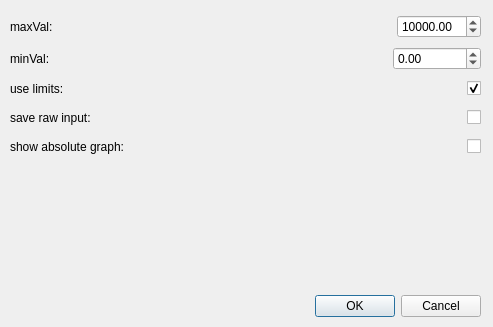
Before: the Qt Designer form app/generalsettings.ui in Tilagiho/eNoseAnnotator, drawn with Qt 5.
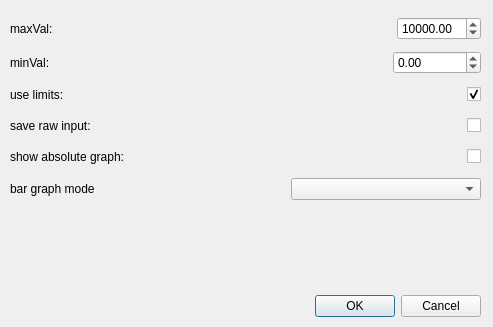
After: the same form once the commit is applied.

Commit message: Added BarGraphMode to general settings

```diff
--- a/app/generalsettings.ui
+++ b/app/generalsettings.ui
@@ -35,7 +35,7 @@
      <x>10</x>
      <y>12</y>
      <width>471</width>
-     <height>148</height>
+     <height>199</height>
     </rect>
    </property>
    <layout class="QVBoxLayout" name="verticalLayout">
@@ -227,6 +227,43 @@
       </item>
      </layout>
     </item>
+    <item>
+     <layout class="QHBoxLayout" name="horizontalLayout_6">
+      <item>
+       <widget class="QLabel" name="label_6">
+        <property name="toolTip">
+         <string>&lt;html&gt;&lt;head/&gt;&lt;body&gt;&lt;p&gt;Show graph with absolute values&lt;/p&gt;&lt;/body&gt;&lt;/html&gt;</string>
+        </property>
+        <property name="text">
+         <string>bar graph mode</string>
+        </property>
+       </widget>
+      </item>
+      <item>
+       <spacer name="horizontalSpacer_6">
+        <property name="orientation">
+         <enum>Qt::Horizontal</enum>
+        </property>
+        <property name="sizeHint" stdset="0">
+         <size>
+          <width>40</width>
+          <height>20</height>
+         </size>
+        </property>
+       </spacer>
+      </item>
+      <item>
+       <widget class="QComboBox" name="barGraphModecomboBox">
+        <property name="sizePolicy">
+         <sizepolicy hsizetype="Expanding" vsizetype="Fixed">
+          <horstretch>0</horstretch>
+          <verstretch>0</verstretch>
+         </sizepolicy>
+        </property>
+       </widget>
+      </item>
+     </layout>
+    </item>
    </layout>
   </widget>
  </widget>
```
The commit also changes 3 other files.
